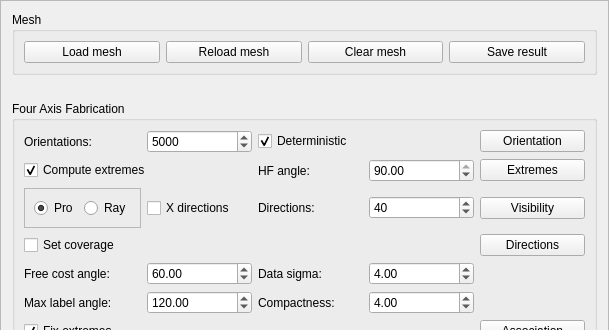
Qt form GUI/managers/fouraxisfabricationmanager.ui (cg3hci/4AxisMilling) before a commit; both pictures show x 0 to 609 and y 0 to 330 of the 609 by 1318 pixel window.
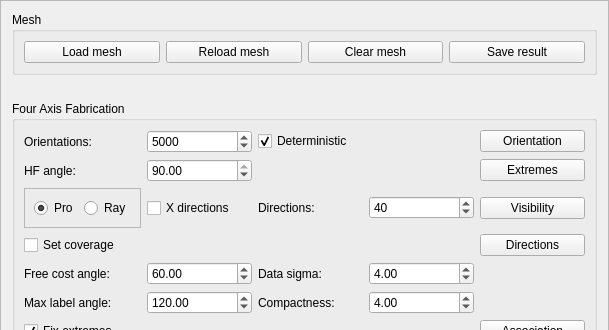
The same form after that commit.

Commit message: Optimal rotation new (fixed, weight for each coordinate) Optimization without extremes Little fixes Extremes not optional anymore

What changed in the file:
```diff
--- a/GUI/managers/fouraxisfabricationmanager.ui
+++ b/GUI/managers/fouraxisfabricationmanager.ui
@@ -371,23 +371,6 @@
       <string>Four Axis Fabrication</string>
      </property>
      <layout class="QGridLayout" name="gridLayout_4">
-      <item row="3" column="1" colspan="2">
-       <widget class="QCheckBox" name="selectExtremesCheckbox">
-        <property name="text">
-         <string>Compute extremes</string>
-        </property>
-        <property name="checked">
-         <bool>true</bool>
-        </property>
-       </widget>
-      </item>
-      <item row="3" column="3">
-       <widget class="QLabel" name="selectExtremesHeightfieldAngleLabel">
-        <property name="text">
-         <string>HF angle:</string>
-        </property>
-       </widget>
-      </item>
       <item row="11" column="3">
        <widget class="QLabel" name="getAssociationCompactnessLabel">
         <property name="text">
@@ -588,19 +571,6 @@
         </property>
        </widget>
       </item>
-      <item row="3" column="4">
-       <widget class="QDoubleSpinBox" name="selectExtremesHeightfieldAngleSpinBox">
-        <property name="minimum">
-         <double>0.010000000000000</double>
-        </property>
-        <property name="maximum">
-         <double>90.000000000000000</double>
-        </property>
-        <property name="value">
-         <double>90.000000000000000</double>
-        </property>
-       </widget>
-      </item>
       <item row="3" column="5">
        <widget class="QPushButton" name="selectExtremesButton">
         <property name="text">
@@ -832,6 +802,26 @@
         </property>
        </widget>
       </item>
+      <item row="3" column="2">
+       <widget class="QDoubleSpinBox" name="selectExtremesHeightfieldAngleSpinBox">
+        <property name="minimum">
+         <double>0.010000000000000</double>
+        </property>
+        <property name="maximum">
+         <double>90.000000000000000</double>
+        </property>
+        <property name="value">
+         <double>90.000000000000000</double>
+        </property>
+       </widget>
+      </item>
+      <item row="3" column="1">
+       <widget class="QLabel" name="selectExtremesHeightfieldAngleLabel">
+        <property name="text">
+         <string>HF angle:</string>
+        </property>
+       </widget>
+      </item>
      </layout>
     </widget>
    </item>
```
The commit also changes 7 other files.
